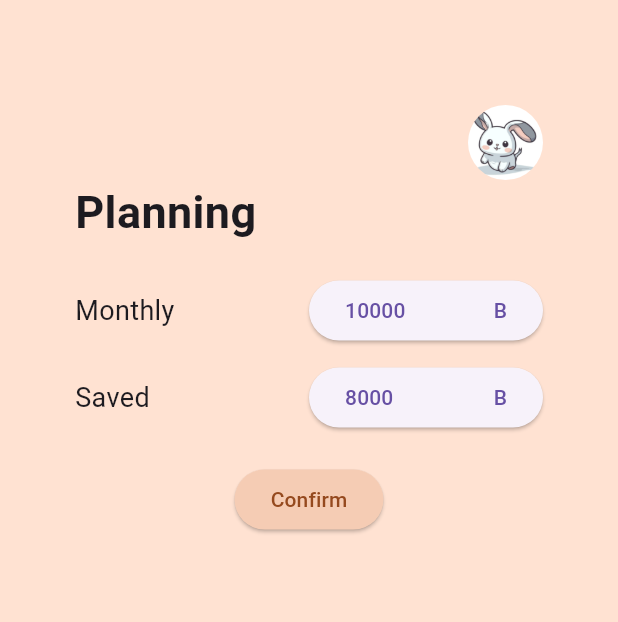
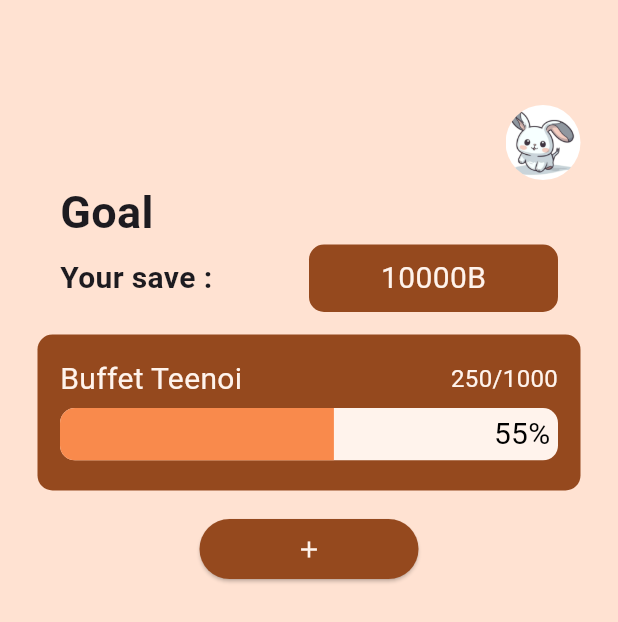
Before and after one commit to JAKEYSLINKY/CoinyApp, a Flutter app: the screen it shows after launch, on a phone screen of 412 x 824 dp. Shown: the top 622 px of the screen. Run offline on Flutter 3.47's test engine with Material 3 defaults, Android fonts, the phone set to English and light mode, and no system bars.

Commit message:
[ADD]goalpage

```diff
--- a/coiny_frontend/lib/main.dart
+++ b/coiny_frontend/lib/main.dart
@@ -18,7 +18,7 @@ class MyApp extends StatelessWidget {
   Widget build(BuildContext context) {
     return const MaterialApp(
       // home: HomePage(),
-      home: Plan1Page(),
+      home: GoalPage(),
     );
   }
 }
--- a/coiny_frontend/lib/pages/goal.dart
+++ b/coiny_frontend/lib/pages/goal.dart
@@ -0,0 +1,158 @@
+import 'package:flutter/material.dart';
+
+class GoalPage extends StatelessWidget {
+  const GoalPage({Key? key}) : super(key: key);
+
+  @override
+  Widget build(BuildContext context) {
+    return Scaffold(
+      backgroundColor: const Color(0xFFFFE2D2),
+      body: Padding(
+        padding: const EdgeInsets.symmetric(vertical: 70.0, horizontal: 25.0),
+        child: Column(
+          mainAxisAlignment: MainAxisAlignment.start,
+          crossAxisAlignment: CrossAxisAlignment.start,
+          children: [
+            Row(
+              mainAxisAlignment: MainAxisAlignment.end,
+              children: [
+                ClipOval(
+                  child: Image.asset(
+                    'assets/rabbit.jpg',
+                    width: 50,
+                    height: 50,
+                    fit: BoxFit.cover,
+                  ),
+                ),
+              ],
+            ),
+            const Padding(
+              padding: EdgeInsets.symmetric(horizontal: 15.0),
+              child: Text(
+                "Goal",
+                style: TextStyle(fontWeight: FontWeight.bold, fontSize: 30),
+              ),
+            ),
+            Padding(
+              padding: const EdgeInsets.symmetric(horizontal: 15.0),
+              child: Row(
+                  mainAxisAlignment: MainAxisAlignment.spaceBetween,
+                  children: [
+                    const Expanded(
+                        child: Text(
+                      'Your save :',
+                      style:
+                          TextStyle(fontWeight: FontWeight.bold, fontSize: 20),
+                    )),
+                    Expanded(
+                        child: Container(
+                      decoration: BoxDecoration(
+                        color: const Color(0xFF95491E),
+                        borderRadius: BorderRadius.circular(10),
+                      ),
+                      child: const Padding(
+                        padding: EdgeInsets.all(8.0),
+                        child: Center(
+                            child: Text(
+                          '10000B',
+                          style:
+                              TextStyle(color: Color(0xFFFFF3EC), fontSize: 20),
+                        )),
+                      ),
+                    ))
+                  ]),
+            ),
+            Padding(
+              padding: const EdgeInsets.symmetric(vertical: 15.0),
+              child: Row(
+                children: [
+                  Expanded(
+                      child: Container(
+                    decoration: BoxDecoration(
+                      color: const Color(0xFF95491E),
+                      borderRadius: BorderRadius.circular(10),
+                    ),
+                    child: Padding(
+                      padding: const EdgeInsets.all(15.0),
+                      child: Column(children: [
+                        const Row(
+                          mainAxisAlignment: MainAxisAlignment.spaceBetween,
+                          children: [
+                            Text(
+                              'Buffet Teenoi',
+                              style: TextStyle(
+                                  color: Color(0xFFFFF3EC), fontSize: 20),
+                            ),
+                            Text(
+                              '250/1000',
+                              style: TextStyle(
+                                  color: Color(0xFFFFF3EC), fontSize: 16),
+                            ),
+                          ],
+                        ),
+                        Padding(
+                          padding: const EdgeInsets.symmetric(vertical: 5.0),
+                          child: Stack(
+                            children: [
+                              ClipRRect(
+                                borderRadius: BorderRadius.circular(10),
+                                child: const SizedBox(
+                                  height: 35,
+                                  child: LinearProgressIndicator(
+                                    value:
+                                        0.55, //value of percentage. 0.55 = 55%
+                                    backgroundColor: Color(0xFFFFF3EC),
+                                    valueColor: AlwaysStoppedAnimation<Color>(
+                                        Color(0xFFF98A4C)),
+                                  ),
+                                ),
+                              ),
+                              const Positioned.fill(
+                                child: Align(
+                                  alignment: Alignment.centerRight,
+                                  child: Padding(
+                                    padding:
+                                        EdgeInsets.symmetric(horizontal: 5.0),
+                                    child: Text(
+                                      '55%',
+                                      style: TextStyle(
+                                        color: Colors.black,
+                                        fontSize: 20,
+                                      ),
+                                    ),
+                                  ),
+                                ),
+                              ),
+                            ],
+                          ),
+                        )
+                      ]),
+                    ),
+                  )),
+                ],
+              ),
+            ),
+            Center(
+              child: ElevatedButton(
+                  onPressed: () {
+                    // Add onPressed logic
+                  },
+                  style: ButtonStyle(
+                    backgroundColor:
+                        MaterialStateProperty.all(const Color(0xFF95491E)),
+                  ),
+                  child: const Padding(
+                    padding:
+                        EdgeInsets.symmetric(vertical: 8.0, horizontal: 40.0),
+                    child: Icon(
+                      Icons.add,
+                      color: Color(0xFFFFF3EC),
+                    ),
+                  )),
+            ),
+          ],
+        ),
+      ),
+    );
+  }
+}
```
